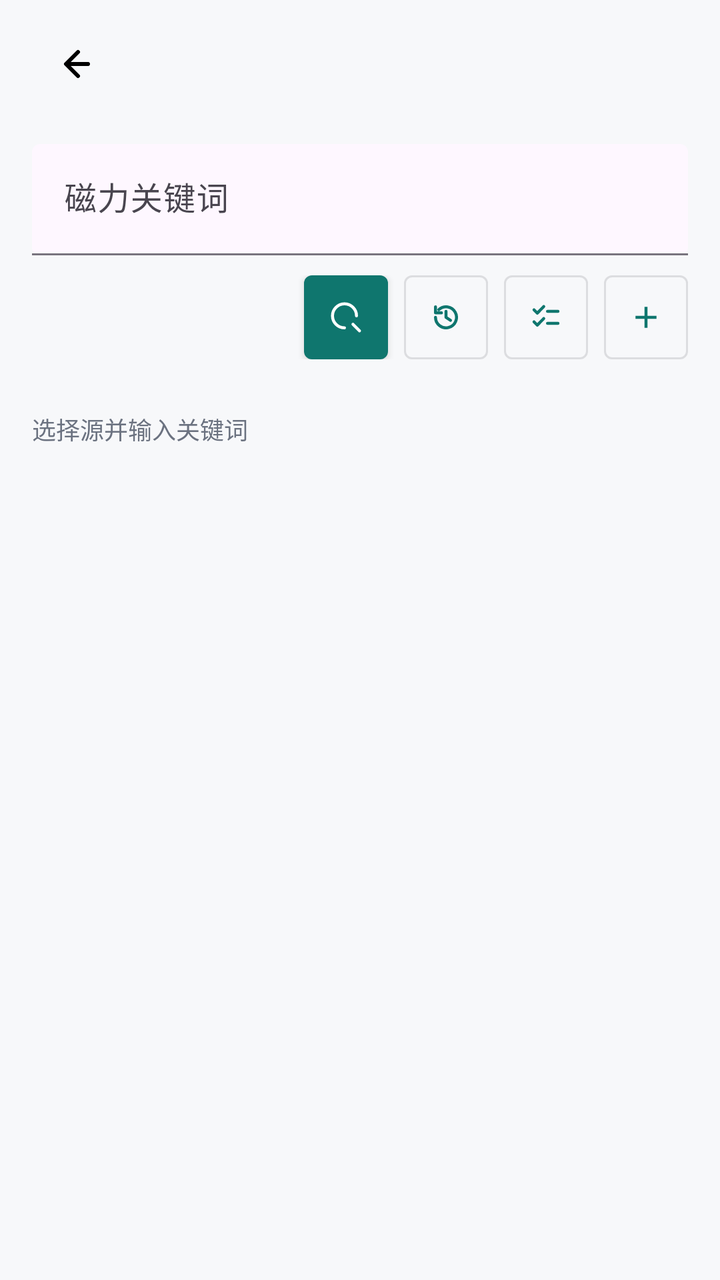
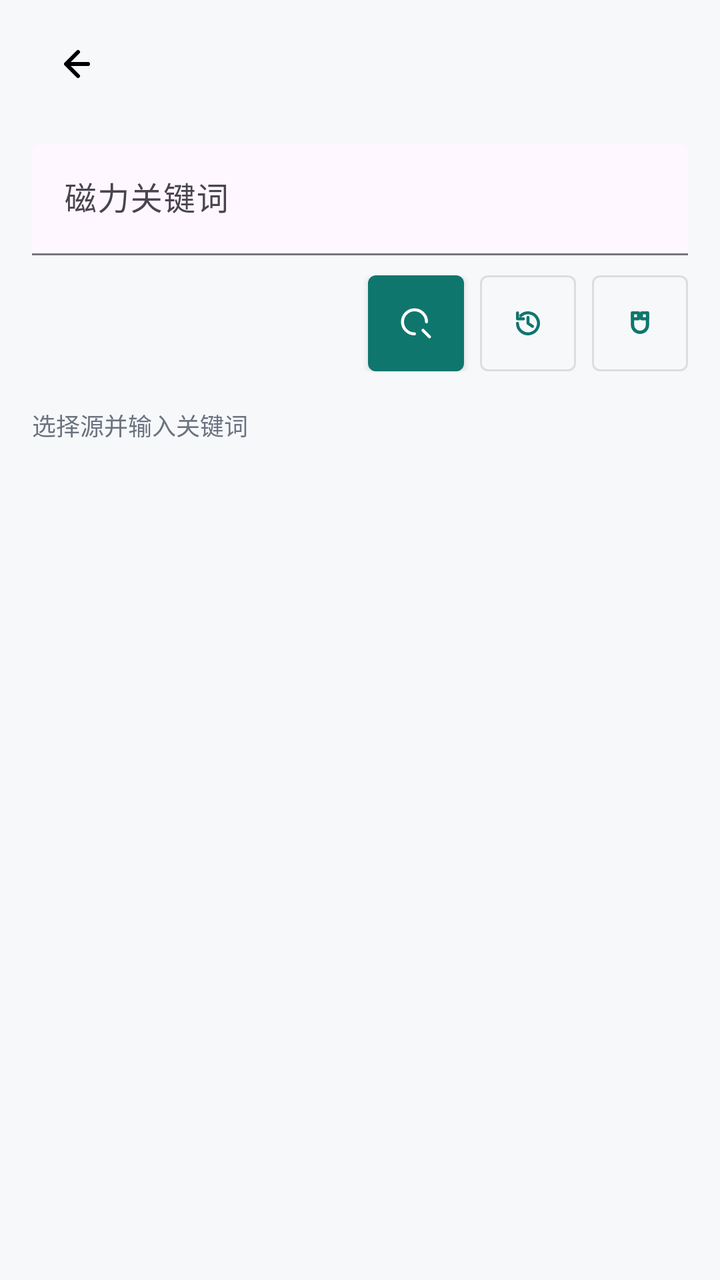

An Android layout rendered at two revisions. The XML below is the earlier revision; the diff shows what the commit changed to produce the second picture.
<!-- AndroidManifest.xml: application theme Theme.AuroraBrowser -->
<!-- res/layout/activity_magnet_search.xml -->
<?xml version="1.0" encoding="utf-8"?>
<LinearLayout xmlns:android="http://schemas.android.com/apk/res/android"
    xmlns:app="http://schemas.android.com/apk/res-auto"
    android:layout_width="match_parent"
    android:layout_height="match_parent"
    android:background="@color/aurora_surface"
    android:orientation="vertical">

    <com.google.android.material.appbar.MaterialToolbar
        android:id="@+id/toolbar"
        android:layout_width="match_parent"
        android:layout_height="wrap_content"
        android:paddingHorizontal="8dp"
        app:navigationIcon="@drawable/ic_back"
        app:subtitleTextColor="@color/aurora_text_muted"
        app:titleTextColor="@color/aurora_text" />

    <LinearLayout
        android:layout_width="match_parent"
        android:layout_height="wrap_content"
        android:orientation="vertical"
        android:paddingStart="16dp"
        android:paddingTop="8dp"
        android:paddingEnd="16dp"
        android:paddingBottom="10dp">

        <com.google.android.material.textfield.TextInputLayout
            android:id="@+id/queryLayout"
            android:layout_width="match_parent"
            android:layout_height="wrap_content"
            android:hint="@string/magnet_query_hint"
            app:boxBackgroundMode="filled">

            <com.google.android.material.textfield.TextInputEditText
                android:id="@+id/queryInput"
                android:layout_width="match_parent"
                android:layout_height="wrap_content"
                android:imeOptions="actionSearch"
                android:inputType="text"
                android:maxLines="1" />
        </com.google.android.material.textfield.TextInputLayout>

        <LinearLayout
            android:layout_width="match_parent"
            android:layout_height="wrap_content"
            android:layout_marginTop="10dp"
            android:gravity="end|center_vertical"
            android:orientation="horizontal">

            <com.google.android.material.button.MaterialButton
                android:id="@+id/searchButton"
                style="@style/Widget.MaterialComponents.Button"
                android:layout_width="42dp"
                android:layout_height="42dp"
                android:contentDescription="搜索"
                android:insetLeft="0dp"
                android:insetRight="0dp"
                android:insetTop="0dp"
                android:insetBottom="0dp"
                android:minWidth="0dp"
                android:paddingStart="0dp"
                android:paddingEnd="0dp"
                android:singleLine="true"
                android:text=""
                app:icon="@drawable/ic_search"
                app:iconGravity="textStart"
                app:iconPadding="0dp" />

            <com.google.android.material.button.MaterialButton
                android:id="@+id/historyButton"
                style="@style/Widget.MaterialComponents.Button.OutlinedButton"
                android:layout_width="42dp"
                android:layout_height="42dp"
                android:layout_marginStart="8dp"
                android:contentDescription="搜索历史"
                android:insetLeft="0dp"
                android:insetRight="0dp"
                android:insetTop="0dp"
                android:insetBottom="0dp"
                android:minWidth="0dp"
                android:paddingStart="0dp"
                android:paddingEnd="0dp"
                android:singleLine="true"
                android:text=""
                app:icon="@drawable/ic_history"
                app:iconGravity="textStart"
                app:iconPadding="0dp" />

            <com.google.android.material.button.MaterialButton
                android:id="@+id/selectAllButton"
                style="@style/Widget.MaterialComponents.Button.OutlinedButton"
                android:layout_width="42dp"
                android:layout_height="42dp"
                android:layout_marginStart="8dp"
                android:contentDescription="全选磁力源"
                android:insetLeft="0dp"
                android:insetRight="0dp"
                android:insetTop="0dp"
                android:insetBottom="0dp"
                android:minWidth="0dp"
                android:paddingStart="0dp"
                android:paddingEnd="0dp"
                android:text=""
                app:icon="@drawable/ic_select_all"
                app:iconGravity="textStart"
                app:iconPadding="0dp" />

            <com.google.android.material.button.MaterialButton
                android:id="@+id/addSourceButton"
                style="@style/Widget.MaterialComponents.Button.OutlinedButton"
                android:layout_width="42dp"
                android:layout_height="42dp"
                android:layout_marginStart="8dp"
                android:contentDescription="添加磁力源"
                android:insetLeft="0dp"
                android:insetRight="0dp"
                android:insetTop="0dp"
                android:insetBottom="0dp"
                android:minWidth="0dp"
                android:paddingStart="0dp"
                android:paddingEnd="0dp"
                android:text=""
                app:icon="@drawable/ic_add"
                app:iconGravity="textStart"
                app:iconPadding="0dp" />
        </LinearLayout>

        <HorizontalScrollView
            android:layout_width="match_parent"
            android:layout_height="wrap_content"
            android:layout_marginTop="8dp"
            android:overScrollMode="never"
            android:scrollbars="none">

            <com.google.android.material.chip.ChipGroup
                android:id="@+id/sourceChipGroup"
                android:layout_width="wrap_content"
                android:layout_height="wrap_content"
                app:singleLine="true" />
        </HorizontalScrollView>
    </LinearLayout>

    <ProgressBar
        android:id="@+id/progressBar"
        style="?android:attr/progressBarStyleHorizontal"
        android:layout_width="match_parent"
        android:layout_height="3dp"
        android:indeterminate="true"
        android:visibility="gone" />

    <TextView
        android:id="@+id/statusText"
        android:layout_width="match_parent"
        android:layout_height="wrap_content"
        android:paddingStart="16dp"
        android:paddingTop="8dp"
        android:paddingEnd="16dp"
        android:paddingBottom="8dp"
        android:text="@string/magnet_status_default"
        android:textColor="@color/aurora_text_muted"
        android:textSize="12sp" />

    <HorizontalScrollView
        android:id="@+id/resultSourceScroller"
        android:layout_width="match_parent"
        android:layout_height="wrap_content"
        android:overScrollMode="never"
        android:paddingStart="12dp"
        android:paddingEnd="12dp"
        android:scrollbars="none"
        android:visibility="gone">

        <com.google.android.material.chip.ChipGroup
            android:id="@+id/resultSourceChipGroup"
            android:layout_width="wrap_content"
            android:layout_height="wrap_content"
            app:singleLine="true"
            app:singleSelection="true" />
    </HorizontalScrollView>

    <FrameLayout
        android:layout_width="match_parent"
        android:layout_height="0dp"
        android:layout_weight="1">

        <androidx.recyclerview.widget.RecyclerView
            android:id="@+id/resultsList"
            android:layout_width="match_parent"
            android:layout_height="match_parent"
            android:clipToPadding="false"
            android:paddingStart="12dp"
            android:paddingEnd="12dp"
            android:paddingBottom="16dp" />

        <com.google.android.material.card.MaterialCardView
            android:id="@+id/sourceStateCard"
            android:layout_width="match_parent"
            android:layout_height="wrap_content"
            android:layout_gravity="top"
            android:layout_margin="16dp"
            android:visibility="gone"
            app:cardBackgroundColor="@color/aurora_surface_alt"
            app:cardCornerRadius="14dp"
            app:cardElevation="0dp"
            app:strokeColor="@color/aurora_line"
            app:strokeWidth="1dp">

            <LinearLayout
                android:layout_width="match_parent"
                android:layout_height="wrap_content"
                android:orientation="vertical"
                android:padding="16dp">

                <TextView
                    android:id="@+id/sourceStateTitle"
                    android:layout_width="match_parent"
                    android:layout_height="wrap_content"
                    android:textColor="@color/aurora_text"
                    android:textSize="16sp"
                    android:textStyle="bold" />

                <TextView
                    android:id="@+id/sourceStateMessage"
                    android:layout_width="match_parent"
                    android:layout_height="wrap_content"
                    android:layout_marginTop="6dp"
                    android:textColor="@color/aurora_text_muted"
                    android:textSize="13sp" />

                <LinearLayout
                    android:layout_width="match_parent"
                    android:layout_height="wrap_content"
                    android:layout_marginTop="14dp"
                    android:gravity="end"
                    android:orientation="horizontal">

                    <com.google.android.material.button.MaterialButton
                        android:id="@+id/retrySourceButton"
                        style="@style/Widget.MaterialComponents.Button.OutlinedButton"
                        android:layout_width="wrap_content"
                        android:layout_height="40dp"
                        android:minWidth="0dp"
                        android:text="@string/cd_magnet_retry"
                        app:cornerRadius="12dp"
                        app:icon="@drawable/ic_refresh" />

                    <com.google.android.material.button.MaterialButton
                        android:id="@+id/openSourceButton"
                        style="@style/Widget.MaterialComponents.Button"
                        android:layout_width="wrap_content"
                        android:layout_height="40dp"
                        android:layout_marginStart="8dp"
                        android:minWidth="0dp"
                        android:text="@string/cd_magnet_verify"
                        app:cornerRadius="12dp"
                        app:icon="@drawable/ic_open" />
                </LinearLayout>
            </LinearLayout>
        </com.google.android.material.card.MaterialCardView>

        <TextView
            android:id="@+id/emptyText"
            android:layout_width="match_parent"
            android:layout_height="match_parent"
            android:gravity="center"
            android:padding="32dp"
            android:text="@string/magnet_empty"
            android:textColor="@color/aurora_text_muted"
            android:textSize="14sp"
            android:visibility="gone" />
    </FrameLayout>
</LinearLayout>
<!-- resources referenced by this layout -->
<resources>
  <color name="aurora_line">#D0D7DE</color>
  <color name="aurora_surface">#F7F8FA</color>
  <color name="aurora_surface_alt">#EEF2F6</color>
  <color name="aurora_text">#111827</color>
  <color name="aurora_text_muted">#6B7280</color>
  <!-- drawable ic_add (drawable) -->
  <?xml version="1.0" encoding="utf-8"?>
  <vector xmlns:android="http://schemas.android.com/apk/res/android"
      android:width="24dp"
      android:height="24dp"
      android:viewportWidth="24"
      android:viewportHeight="24">
      <path
          android:fillColor="#111827"
          android:pathData="M11,5h2v6h6v2h-6v6h-2v-6H5v-2h6z" />
  </vector>
  <!-- drawable ic_back (drawable) -->
  <?xml version="1.0" encoding="utf-8"?>
  <vector xmlns:android="http://schemas.android.com/apk/res/android"
      android:width="24dp"
      android:height="24dp"
      android:viewportWidth="24"
      android:viewportHeight="24">
      <path
          android:fillColor="@android:color/transparent"
          android:pathData="M15,18L9,12L15,6"
          android:strokeColor="#FF000000"
          android:strokeLineCap="round"
          android:strokeLineJoin="round"
          android:strokeWidth="2" />
      <path
          android:fillColor="@android:color/transparent"
          android:pathData="M10,12H20"
          android:strokeColor="#FF000000"
          android:strokeLineCap="round"
          android:strokeWidth="2" />
  </vector>
  <!-- drawable ic_refresh (drawable) -->
  <?xml version="1.0" encoding="utf-8"?>
  <vector xmlns:android="http://schemas.android.com/apk/res/android"
      android:width="24dp"
      android:height="24dp"
      android:viewportWidth="24"
      android:viewportHeight="24">
      <path
          android:fillColor="#FF000000"
          android:pathData="M17.65,6.35C16.2,4.9 14.21,4 12,4c-4.42,0 -7.99,3.58 -7.99,8s3.57,8 7.99,8c3.73,0 6.84,-2.55 7.73,-6h-2.08c-0.82,2.33 -3.04,4 -5.65,4 -3.31,0 -6,-2.69 -6,-6s2.69,-6 6,-6c1.66,0 3.14,0.69 4.22,1.78L13,11h7V4l-2.35,2.35z"/>
  </vector>
  <!-- drawable ic_select_all (drawable) -->
  <?xml version="1.0" encoding="utf-8"?>
  <vector xmlns:android="http://schemas.android.com/apk/res/android"
      android:width="24dp"
      android:height="24dp"
      android:viewportWidth="24"
      android:viewportHeight="24">
      <path
          android:fillColor="@android:color/transparent"
          android:pathData="M4,7L6.2,9.2L10.5,4.8"
          android:strokeColor="#FF000000"
          android:strokeLineCap="round"
          android:strokeLineJoin="round"
          android:strokeWidth="2" />
      <path
          android:fillColor="@android:color/transparent"
          android:pathData="M4,15L6.2,17.2L10.5,12.8"
          android:strokeColor="#FF000000"
          android:strokeLineCap="round"
          android:strokeLineJoin="round"
          android:strokeWidth="2" />
      <path
          android:fillColor="@android:color/transparent"
          android:pathData="M13,8H20"
          android:strokeColor="#FF000000"
          android:strokeLineCap="round"
          android:strokeWidth="2" />
      <path
          android:fillColor="@android:color/transparent"
          android:pathData="M13,16H20"
          android:strokeColor="#FF000000"
          android:strokeLineCap="round"
          android:strokeWidth="2" />
  </vector>
  <string name="cd_magnet_retry">重试</string>
  <string name="cd_magnet_verify">打开验证</string>
  <string name="magnet_empty">暂无结果</string>
  <string name="magnet_query_hint">磁力关键词</string>
  <string name="magnet_status_default">选择源并输入关键词</string>
  <style name="Theme.AuroraBrowser" parent="Theme.Material3.DayNight.NoActionBar">
          <item name="colorPrimary">@color/aurora_accent</item>
          <item name="colorSecondary">@color/aurora_accent</item>
          <item name="android:statusBarColor">@android:color/transparent</item>
          <item name="android:navigationBarColor">@android:color/transparent</item>
          <item name="android:windowLightStatusBar" tools:targetApi="m">true</item>
      </style>
  <color name="aurora_accent">#0F766E</color>
  <!-- unchanged entries left out for length: 3 -->
</resources>

<!-- the commit's change to res/layout/activity_magnet_search.xml (unified diff, before → after) -->
@@ -50,8 +50,8 @@
             <com.google.android.material.button.MaterialButton
                 android:id="@+id/searchButton"
                 style="@style/Widget.MaterialComponents.Button"
-                android:layout_width="42dp"
-                android:layout_height="42dp"
+                android:layout_width="48dp"
+                android:layout_height="48dp"
                 android:contentDescription="搜索"
                 android:insetLeft="0dp"
                 android:insetRight="0dp"
@@ -69,8 +69,8 @@
             <com.google.android.material.button.MaterialButton
                 android:id="@+id/historyButton"
                 style="@style/Widget.MaterialComponents.Button.OutlinedButton"
-                android:layout_width="42dp"
-                android:layout_height="42dp"
+                android:layout_width="48dp"
+                android:layout_height="48dp"
                 android:layout_marginStart="8dp"
                 android:contentDescription="搜索历史"
                 android:insetLeft="0dp"
@@ -87,12 +87,12 @@
                 app:iconPadding="0dp" />
 
             <com.google.android.material.button.MaterialButton
-                android:id="@+id/selectAllButton"
+                android:id="@+id/sourceMenuButton"
                 style="@style/Widget.MaterialComponents.Button.OutlinedButton"
-                android:layout_width="42dp"
-                android:layout_height="42dp"
+                android:layout_width="48dp"
+                android:layout_height="48dp"
                 android:layout_marginStart="8dp"
-                android:contentDescription="全选磁力源"
+                android:contentDescription="@string/cd_magnet_sources"
                 android:insetLeft="0dp"
                 android:insetRight="0dp"
                 android:insetTop="0dp"
@@ -101,43 +101,10 @@
                 android:paddingStart="0dp"
                 android:paddingEnd="0dp"
                 android:text=""
-                app:icon="@drawable/ic_select_all"
-                app:iconGravity="textStart"
-                app:iconPadding="0dp" />
-
-            <com.google.android.material.button.MaterialButton
-                android:id="@+id/addSourceButton"
-                style="@style/Widget.MaterialComponents.Button.OutlinedButton"
-                android:layout_width="42dp"
-                android:layout_height="42dp"
-                android:layout_marginStart="8dp"
-                android:contentDescription="添加磁力源"
-                android:insetLeft="0dp"
-                android:insetRight="0dp"
-                android:insetTop="0dp"
-                android:insetBottom="0dp"
-                android:minWidth="0dp"
-                android:paddingStart="0dp"
-                android:paddingEnd="0dp"
-                android:text=""
-                app:icon="@drawable/ic_add"
+                app:icon="@drawable/ic_magnet"
                 app:iconGravity="textStart"
                 app:iconPadding="0dp" />
         </LinearLayout>
-
-        <HorizontalScrollView
-            android:layout_width="match_parent"
-            android:layout_height="wrap_content"
-            android:layout_marginTop="8dp"
-            android:overScrollMode="never"
-            android:scrollbars="none">
-
-            <com.google.android.material.chip.ChipGroup
-                android:id="@+id/sourceChipGroup"
-                android:layout_width="wrap_content"
-                android:layout_height="wrap_content"
-                app:singleLine="true" />
-        </HorizontalScrollView>
     </LinearLayout>
 
     <ProgressBar
<!-- resource entries referenced after the edit -->
@@ -5,17 +5,6 @@
   <color name="aurora_surface_alt">#EEF2F6</color>
   <color name="aurora_text">#111827</color>
   <color name="aurora_text_muted">#6B7280</color>
-  <!-- drawable ic_add (drawable) -->
-  <?xml version="1.0" encoding="utf-8"?>
-  <vector xmlns:android="http://schemas.android.com/apk/res/android"
-      android:width="24dp"
-      android:height="24dp"
-      android:viewportWidth="24"
-      android:viewportHeight="24">
-      <path
-          android:fillColor="#111827"
-          android:pathData="M11,5h2v6h6v2h-6v6h-2v-6H5v-2h6z" />
-  </vector>
   <!-- drawable ic_back (drawable) -->
   <?xml version="1.0" encoding="utf-8"?>
   <vector xmlns:android="http://schemas.android.com/apk/res/android"
@@ -37,6 +26,27 @@
           android:strokeLineCap="round"
           android:strokeWidth="2" />
   </vector>
+  <!-- drawable ic_magnet (drawable) -->
+  <?xml version="1.0" encoding="utf-8"?>
+  <vector xmlns:android="http://schemas.android.com/apk/res/android"
+      android:width="24dp"
+      android:height="24dp"
+      android:viewportWidth="24"
+      android:viewportHeight="24">
+      <path
+          android:fillColor="@android:color/transparent"
+          android:pathData="M7,5V13A5,5 0,0 0,17 13V5"
+          android:strokeColor="#FF000000"
+          android:strokeLineCap="round"
+          android:strokeLineJoin="round"
+          android:strokeWidth="2.2" />
+      <path
+          android:fillColor="@android:color/transparent"
+          android:pathData="M7,5H11V9H7zM13,5H17V9H13z"
+          android:strokeColor="#FF000000"
+          android:strokeLineJoin="round"
+          android:strokeWidth="2" />
+  </vector>
   <!-- drawable ic_refresh (drawable) -->
   <?xml version="1.0" encoding="utf-8"?>
   <vector xmlns:android="http://schemas.android.com/apk/res/android"
@@ -48,41 +58,8 @@
           android:fillColor="#FF000000"
           android:pathData="M17.65,6.35C16.2,4.9 14.21,4 12,4c-4.42,0 -7.99,3.58 -7.99,8s3.57,8 7.99,8c3.73,0 6.84,-2.55 7.73,-6h-2.08c-0.82,2.33 -3.04,4 -5.65,4 -3.31,0 -6,-2.69 -6,-6s2.69,-6 6,-6c1.66,0 3.14,0.69 4.22,1.78L13,11h7V4l-2.35,2.35z"/>
   </vector>
-  <!-- drawable ic_select_all (drawable) -->
-  <?xml version="1.0" encoding="utf-8"?>
-  <vector xmlns:android="http://schemas.android.com/apk/res/android"
-      android:width="24dp"
-      android:height="24dp"
-      android:viewportWidth="24"
-      android:viewportHeight="24">
-      <path
-          android:fillColor="@android:color/transparent"
-          android:pathData="M4,7L6.2,9.2L10.5,4.8"
-          android:strokeColor="#FF000000"
-          android:strokeLineCap="round"
-          android:strokeLineJoin="round"
-          android:strokeWidth="2" />
-      <path
-          android:fillColor="@android:color/transparent"
-          android:pathData="M4,15L6.2,17.2L10.5,12.8"
-          android:strokeColor="#FF000000"
-          android:strokeLineCap="round"
-          android:strokeLineJoin="round"
-          android:strokeWidth="2" />
-      <path
-          android:fillColor="@android:color/transparent"
-          android:pathData="M13,8H20"
-          android:strokeColor="#FF000000"
-          android:strokeLineCap="round"
-          android:strokeWidth="2" />
-      <path
-          android:fillColor="@android:color/transparent"
-          android:pathData="M13,16H20"
-          android:strokeColor="#FF000000"
-          android:strokeLineCap="round"
-          android:strokeWidth="2" />
-  </vector>
   <string name="cd_magnet_retry">重试</string>
+  <string name="cd_magnet_sources">磁力源管理</string>
   <string name="cd_magnet_verify">打开验证</string>
   <string name="magnet_empty">暂无结果</string>
   <string name="magnet_query_hint">磁力关键词</string>
